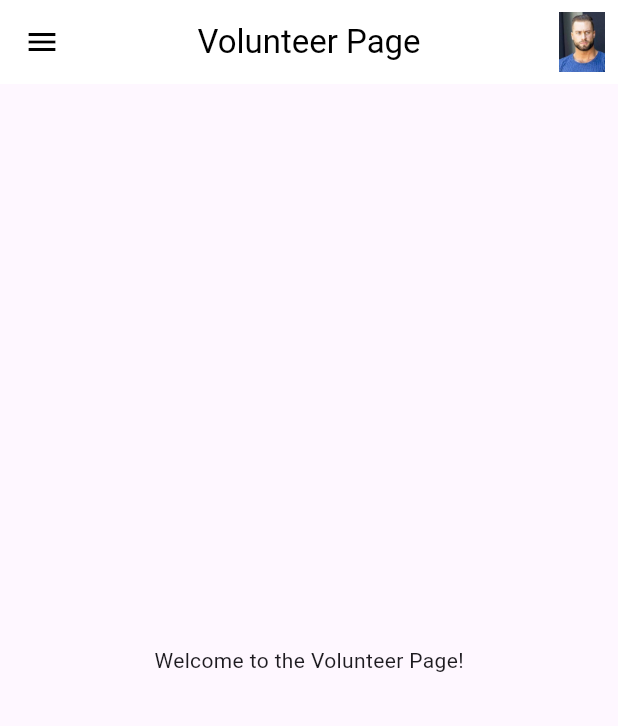
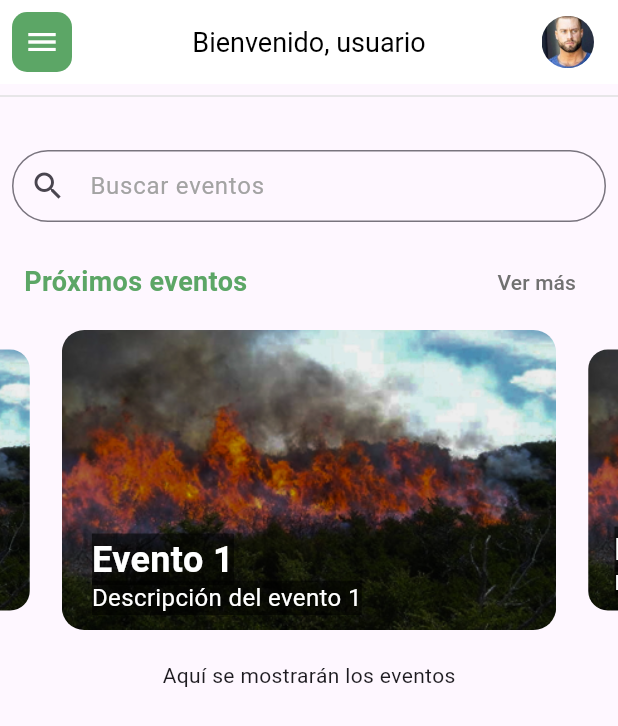
Before and after one commit to andresjuarez1/WiCare-by-Kiwi-Tech, a Flutter app: the VolunteerPage screen opened directly, on a phone screen of 412 x 824 dp. Shown: the top 726 px of the screen. Run offline on Flutter 3.47's test engine with Material 3 defaults, Android fonts, the light colour scheme and no system bars; drawn by our look-alikes of carousel_slider.

Commit message:
menu styles

```diff
--- a/lib/landing/volunteer/main_volunteer.dart
+++ b/lib/landing/volunteer/main_volunteer.dart
@@ -1,7 +1,36 @@
 import 'package:flutter/material.dart';
+import 'package:carousel_slider/carousel_slider.dart';
 import '../../login/login_page.dart';
+import 'noticia.dart';
 
 class VolunteerPage extends StatelessWidget {
+  final List<Map<String, String>> imgList = [
+    {
+      'image': 'assets/carrusel-image1.png',
+      'title': 'Evento 1',
+      'subtitle': 'Descripción del evento 1'
+    },
+    {
+      'image': 'assets/carrusel-image1.png',
+      'title': 'Evento 2',
+      'subtitle': 'Descripción del evento 2'
+    },
+    {
+      'image': 'assets/carrusel-image1.png',
+      'title': 'Evento 3',
+      'subtitle': 'Descripción del evento 3'
+    },
+  ];
+
+  void _navigateToEvent(BuildContext context, String title) {
+    Navigator.push(
+      context,
+      MaterialPageRoute(
+        builder: (context) => EventPage(eventTitle: title),
+      ),
+    );
+  }
+
   @override
   Widget build(BuildContext context) {
     return Scaffold(
@@ -10,7 +39,14 @@ class VolunteerPage extends StatelessWidget {
         leading: Builder(
           builder: (context) {
             return IconButton(
-              icon: Icon(Icons.menu, color: Colors.black),
+              icon: Container(
+                decoration: BoxDecoration(
+                  color: Color(0xFF5CA666),
+                  borderRadius: BorderRadius.circular(10.0),
+                ),
+                padding: EdgeInsets.all(8.0),
+                child: Icon(Icons.menu, color: Colors.white),
+              ),
               onPressed: () {
                 Scaffold.of(context).openDrawer();
               },
@@ -18,20 +54,29 @@ class VolunteerPage extends StatelessWidget {
           },
         ),
         title: Text(
-          'Volunteer Page',
-          style: TextStyle(color: Colors.black),
+          'Bienvenido, usuario',
+          style: TextStyle(color: Colors.black, fontSize: 18),
         ),
         centerTitle: true,
         actions: [
-          IconButton(
-            icon: Image.asset('assets/perfil_volunteer.jpg'),
-            iconSize: 30.0,
-            onPressed: () {
-              // Navigator.push(
-              //   context,
-              //   MaterialPageRoute(builder: (context) => ProfilePage()),
-              // );
-            },
+          Padding(
+            padding: const EdgeInsets.only(right: 16.0),
+            child: ClipOval(
+              child: Material(
+                color: Colors.transparent,
+                child: InkWell(
+                  onTap: () {
+                    // botón a la página de perfil
+                  },
+                  child: Image.asset(
+                    'assets/perfil_volunteer.jpg',
+                    width: 35.0,
+                    height: 35.0,
+                    fit: BoxFit.cover,
+                  ),
+                ),
+              ),
+            ),
           ),
         ],
       ),
@@ -47,12 +92,9 @@ class VolunteerPage extends StatelessWidget {
                 padding: EdgeInsets.all(16.0),
                 child: Align(
                   alignment: Alignment.center,
-                  child: Text(
-                    'WiCare',
-                    style: TextStyle(
-                      color: Colors.black,
-                      fontSize: 20,
-                    ),
+                  child: Image.asset(
+                    'assets/wicare-logo-inicio.png',
+                    width: 150,
                   ),
                 ),
               ),
@@ -84,8 +126,119 @@ class VolunteerPage extends StatelessWidget {
           ),
         ),
       ),
-      body: Center(
-        child: Text('Welcome to the Volunteer Page!'),
+      body: SingleChildScrollView(
+        child: Column(
+          children: [
+            Divider(
+              color: Colors.grey[300],
+              thickness: 1.0,
+            ),
+            SizedBox(height: 20),
+            Padding(
+              padding: const EdgeInsets.all(8.0),
+              child: TextField(
+                decoration: InputDecoration(
+                  labelText: 'Buscar eventos',
+                  border: OutlineInputBorder(
+                    borderRadius: BorderRadius.circular(25.0),
+                  ),
+                  prefixIcon: Icon(Icons.search),
+                  contentPadding:
+                      EdgeInsets.symmetric(vertical: 10.0, horizontal: 16.0),
+                  labelStyle: TextStyle(color: Color(0xFFA3A3A3)),
+                ),
+                onChanged: (value) {
+                  // acción al cambiar el texto del campo de búsqueda
+                },
+              ),
+            ),
+            Padding(
+              padding:
+                  const EdgeInsets.symmetric(horizontal: 16.0, vertical: 8.0),
+              child: Row(
+                mainAxisAlignment: MainAxisAlignment.spaceBetween,
+                children: [
+                  Text(
+                    'Próximos eventos',
+                    style: TextStyle(
+                      fontSize: 18,
+                      fontWeight: FontWeight.bold,
+                      color: Color(0xFF5CA666),
+                    ),
+                  ),
+                  TextButton(
+                    onPressed: () {
+                      // acción del botón ver más
+                    },
+                    child: Text(
+                      'Ver más',
+                      style: TextStyle(fontSize: 14, color: Color(0xFF717171)),
+                    ),
+                  ),
+                ],
+              ),
+            ),
+            CarouselSlider(
+              options: CarouselOptions(
+                height: 200.0,
+                autoPlay: true,
+                enlargeCenterPage: true,
+              ),
+              items: imgList.map((item) {
+                return Builder(
+                  builder: (BuildContext context) {
+                    return InkWell(
+                      onTap: () {
+                        _navigateToEvent(context, item['title']!);
+                      },
+                      child: Stack(
+                        children: [
+                          ClipRRect(
+                            borderRadius: BorderRadius.circular(15.0),
+                            child: Image.asset(
+                              item['image']!,
+                              fit: BoxFit.cover,
+                              width: 1000,
+                            ),
+                          ),
+                          Positioned(
+                            bottom: 30.0,
+                            left: 20.0,
+                            child: Text(
+                              item['title']!,
+                              style: TextStyle(
+                                color: Colors.white,
+                                fontSize: 24.0,
+                                fontWeight: FontWeight.bold,
+                                backgroundColor: Colors.black54,
+                              ),
+                            ),
+                          ),
+                          Positioned(
+                            bottom: 10.0,
+                            left: 20.0,
+                            child: Text(
+                              item['subtitle']!,
+                              style: TextStyle(
+                                color: Colors.white,
+                                fontSize: 16.0,
+                                backgroundColor: Colors.black54,
+                              ),
+                            ),
+                          ),
+                        ],
+                      ),
+                    );
+                  },
+                );
+              }).toList(),
+            ),
+            SizedBox(height: 20),
+            Center(
+              child: Text('Aquí se mostrarán los eventos'),
+            ),
+          ],
+        ),
       ),
     );
   }
--- /dev/null
+++ b/lib/landing/volunteer/noticia.dart
@@ -0,0 +1,19 @@
+import 'package:flutter/material.dart';
+
+class EventPage extends StatelessWidget {
+  final String eventTitle;
+
+  EventPage({required this.eventTitle});
+
+  @override
+  Widget build(BuildContext context) {
+    return Scaffold(
+      appBar: AppBar(
+        title: Text(eventTitle),
+      ),
+      body: Center(
+        child: Text('Detalles del $eventTitle'),
+      ),
+    );
+  }
+}
--- a/pubspec.yaml
+++ b/pubspec.yaml
@@ -31,6 +31,7 @@ dependencies:
   flutter:
     sdk: flutter
   bloc: ^8.0.0
+  carousel_slider: ^4.0.0
   flutter_bloc: ^8.0.0
   equatable: ^2.0.3
 
```
Also changed, not shown: assets/carrusel-image1.png (added), pubspec.lock.
